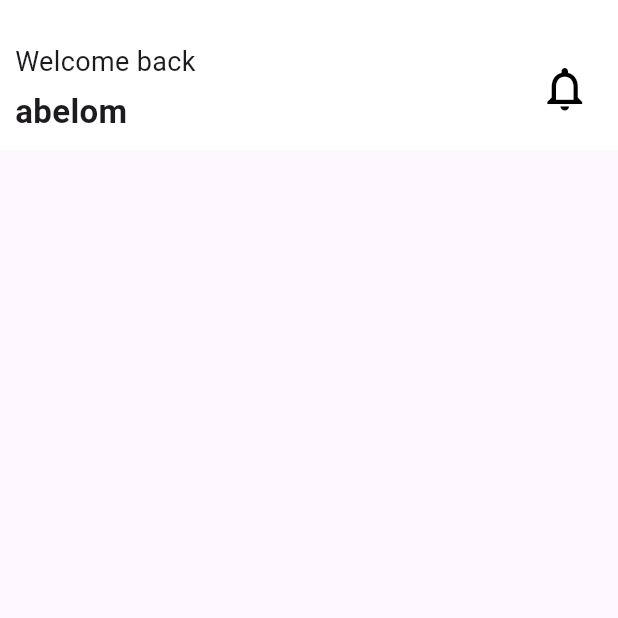
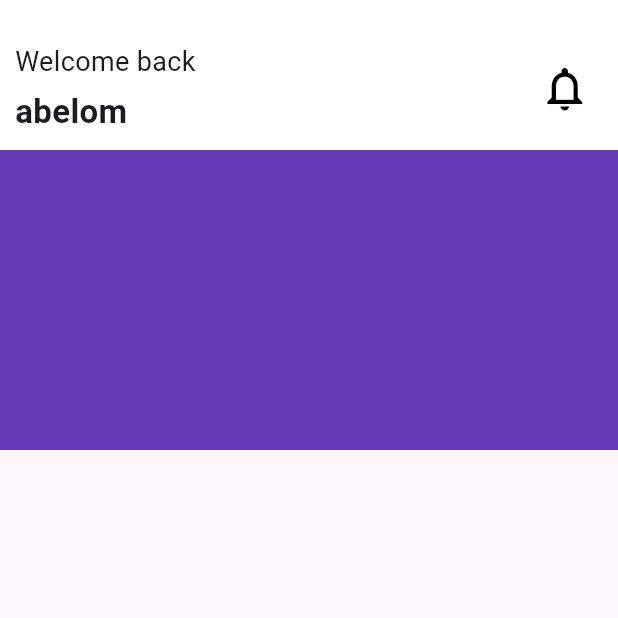
Before and after one commit to Melak-tefera/payment-app-prototype, a Flutter app: the screen it shows after launch, on a phone screen of 412 x 824 dp, the top half of it. Run offline on Flutter 3.47's test engine with Material 3 defaults, Android fonts, the phone set to English and light mode, and no system bars.

Commit message:
Feat: middle sliverappbar

```diff
--- a/lib/pages/homepage.dart
+++ b/lib/pages/homepage.dart
@@ -55,6 +55,11 @@ const HomePage({super.key});
                 ),
                 ),
             ),
+          ),
+          SliverAppBar(
+            backgroundColor: Colors.deepPurple,
+            expandedHeight: 200,
+
           )
         ],
       ),
```
